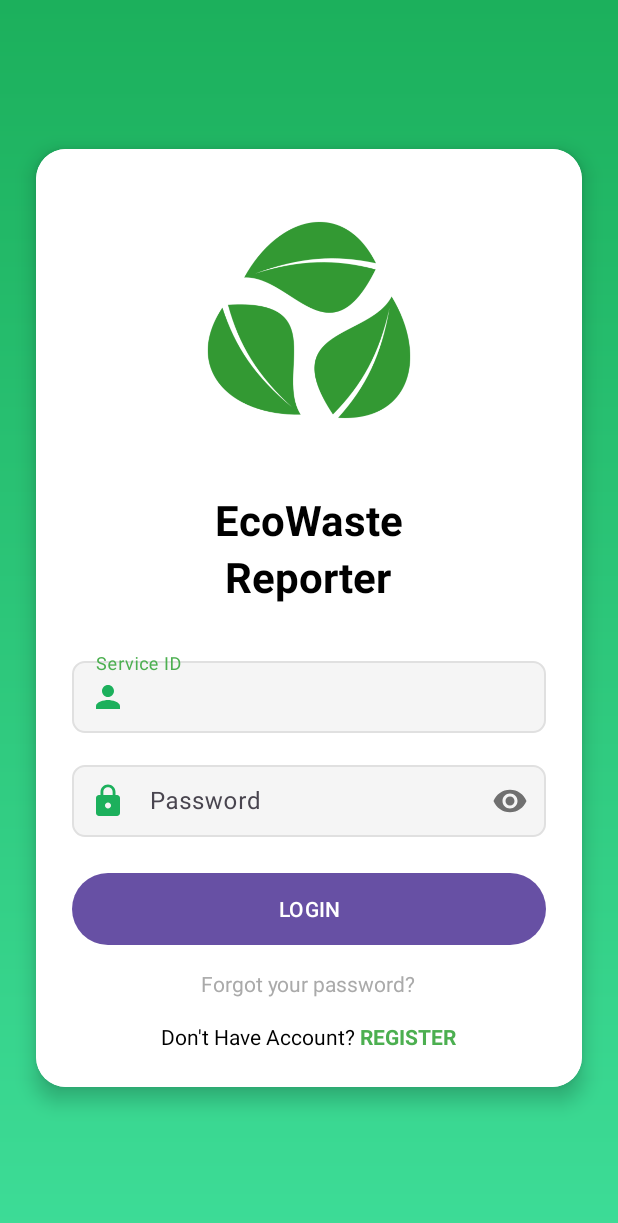
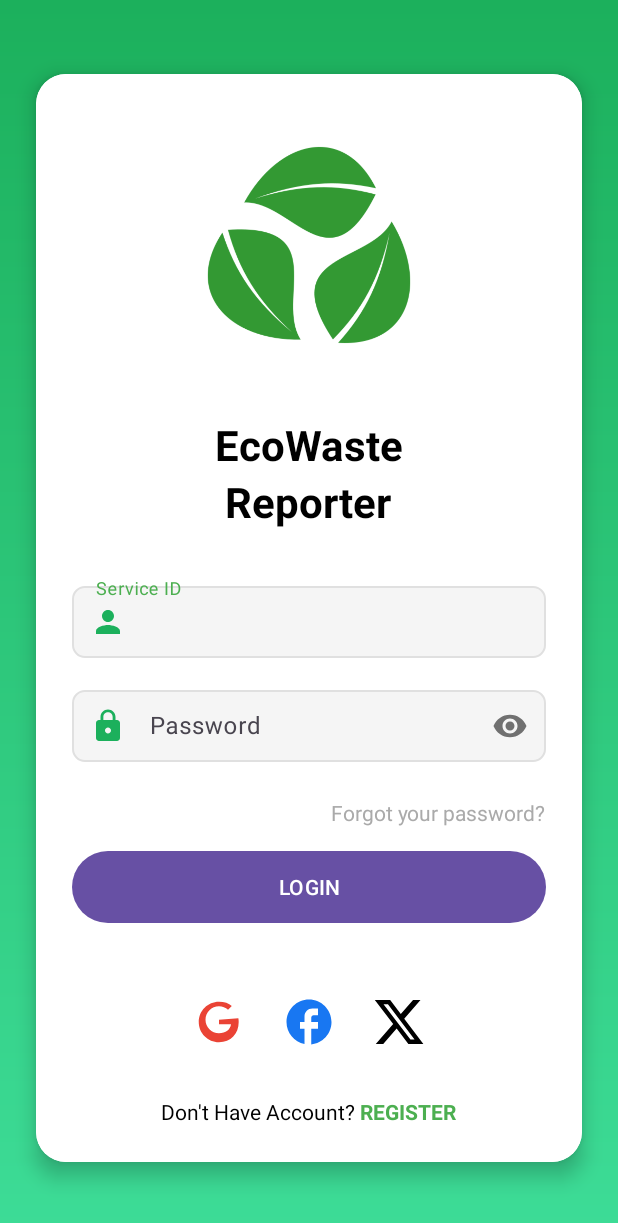
Before and after one commit to MadhukaH/EcoWasteReporter, an Android app: the CleanerLoginPage screen opened directly, with no data from a screen before it, on a phone screen of 412 x 824 dp. Shown: the top 1223 px of the screen. Run offline under Robolectric (Android 15) with nearby library versions, the phone set to English and light mode, and no system bars.

Commit message:
Done CleanerLoginScreen UI

```diff
--- a/app/src/main/res/layout/activity_cleaner_login.xml
+++ b/app/src/main/res/layout/activity_cleaner_login.xml
@@ -90,23 +90,58 @@
                     android:padding="12dp" />
             </com.google.android.material.textfield.TextInputLayout>
 
+            <TextView
+                android:id="@+id/forgotPasswordText"
+                android:layout_width="wrap_content"
+                android:layout_height="wrap_content"
+                android:layout_gravity="end"
+                android:layout_marginBottom="16dp"
+                android:text="Forgot your password?"
+                android:textColor="@android:color/darker_gray" />
+
             <Button
                 android:id="@+id/loginButton"
                 android:layout_width="match_parent"
                 android:layout_height="wrap_content"
-                android:layout_marginBottom="16dp"
+                android:layout_marginBottom="32dp"
                 android:background="@drawable/green_rounded_button"
                 android:text="LOGIN"
                 android:textColor="@android:color/white" />
 
-            <TextView
-                android:id="@+id/forgotPasswordText"
-                android:layout_width="wrap_content"
+            <LinearLayout
+                android:layout_width="match_parent"
                 android:layout_height="wrap_content"
-                android:layout_gravity="center"
-                android:layout_marginBottom="16dp"
-                android:text="Forgot your password?"
-                android:textColor="@android:color/darker_gray" />
+                android:gravity="center"
+                android:orientation="horizontal"
+                android:layout_marginTop="16dp"
+                android:layout_marginBottom="32dp">
+
+                <ImageView
+                    android:id="@+id/googleIcon"
+                    android:layout_width="36dp"
+                    android:layout_height="36dp"
+                    android:src="@drawable/ic_google"
+                    android:layout_marginEnd="24dp"
+                    android:clickable="true"
+                    android:focusable="true" />
+
+                <ImageView
+                    android:id="@+id/facebookIcon"
+                    android:layout_width="36dp"
+                    android:layout_height="36dp"
+                    android:src="@drawable/ic_facebook"
+                    android:layout_marginEnd="24dp"
+                    android:clickable="true"
+                    android:focusable="true" />
+
+                <ImageView
+                    android:id="@+id/twitterIcon"
+                    android:layout_width="36dp"
+                    android:layout_height="36dp"
+                    android:src="@drawable/ic_twitter_x"
+                    android:clickable="true"
+                    android:focusable="true" />
+            </LinearLayout>
 
             <LinearLayout
                 android:layout_width="match_parent"
```
Also changed, not shown: app/src/main/res/layout/activity_cleaner_reg.xml (+36 -1 lines).
